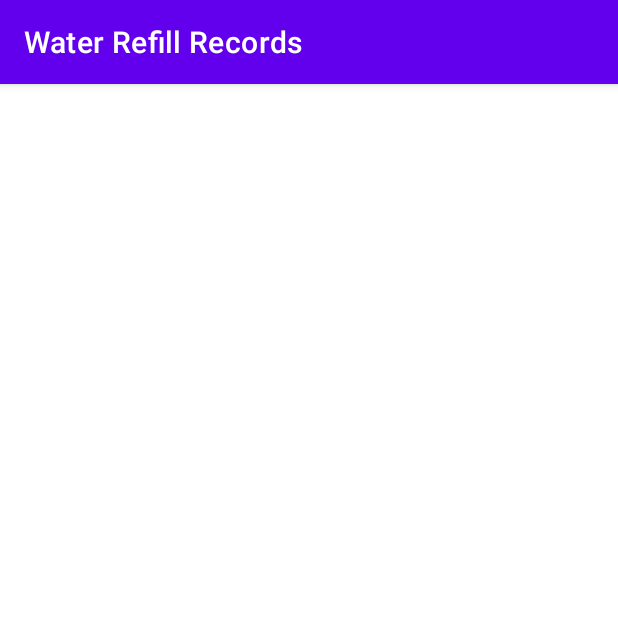
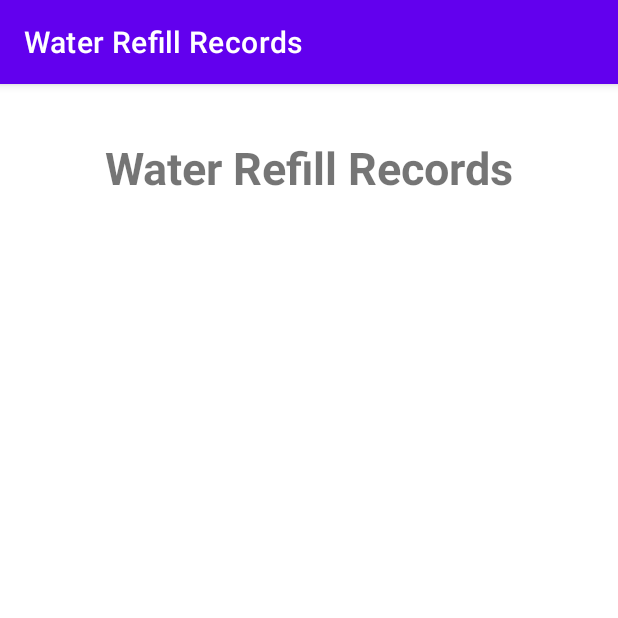
Before and after one commit to clarelimo/Water-Records, an Android app: the screen it shows after launch (MainActivity), on a phone screen of 412 x 824 dp, the top half of it. Run offline under Robolectric (Android 15) with nearby library versions, the phone set to English and light mode, and no system bars.

Commit message:
app name added

```diff
--- a/app/src/main/res/layout/activity_main.xml
+++ b/app/src/main/res/layout/activity_main.xml
@@ -3,4 +3,18 @@
     android:layout_width="match_parent"
     android:layout_height="match_parent">
 
+    <TextView
+        android:id="@+id/appNameTextView"
+        android:layout_width="wrap_content"
+        android:layout_height="wrap_content"
+        android:layout_alignParentTop="true"
+        android:layout_centerHorizontal="true"
+        android:text="Water Refill Records"
+        android:layout_marginTop="35dp"
+        android:textSize="30sp"
+        android:textStyle="bold" />
+<!--        android:fontFamily="@font/roboto"-->
+
+<!--        android:textColor="@color/colorTextIcons"-->
+
 </RelativeLayout>
```
